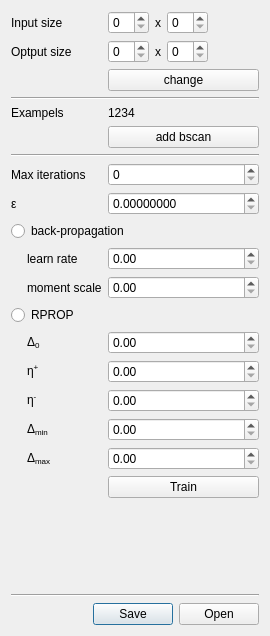
neurodial/OCT-Marker, file ui/marker_segmentation_nn.ui: the form before one commit.
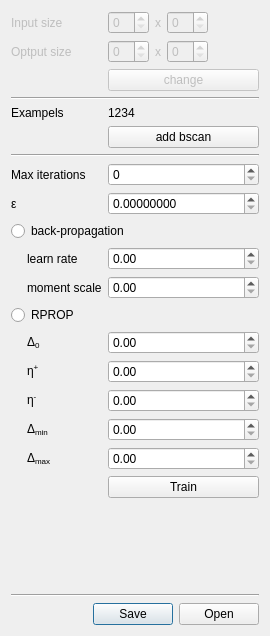
The form after the commit.

The edit to the form file:
```diff
--- a/ui/marker_segmentation_nn.ui
+++ b/ui/marker_segmentation_nn.ui
@@ -217,6 +217,9 @@
    </item>
    <item row="1" column="0" colspan="2">
     <widget class="QLabel" name="label_25">
+     <property name="enabled">
+      <bool>false</bool>
+     </property>
      <property name="text">
       <string>Optput size</string>
      </property>
@@ -224,6 +227,9 @@
    </item>
    <item row="2" column="2">
     <widget class="QPushButton" name="pushButton_3">
+     <property name="enabled">
+      <bool>false</bool>
+     </property>
      <property name="text">
       <string>change</string>
      </property>
@@ -231,6 +237,9 @@
    </item>
    <item row="0" column="0" colspan="2">
     <widget class="QLabel" name="label_24">
+     <property name="enabled">
+      <bool>false</bool>
+     </property>
      <property name="text">
       <string>Input size</string>
      </property>
@@ -246,17 +255,28 @@
    <item row="0" column="2">
     <layout class="QHBoxLayout" name="horizontalLayout_6">
      <item>
-      <widget class="QSpinBox" name="spinBox_2"/>
+      <widget class="QSpinBox" name="spinBox_2">
+       <property name="enabled">
+        <bool>false</bool>
+       </property>
+      </widget>
      </item>
      <item>
       <widget class="QLabel" name="label_26">
+       <property name="enabled">
+        <bool>false</bool>
+       </property>
        <property name="text">
         <string>x</string>
        </property>
       </widget>
      </item>
      <item>
-      <widget class="QSpinBox" name="spinBox_3"/>
+      <widget class="QSpinBox" name="spinBox_3">
+       <property name="enabled">
+        <bool>false</bool>
+       </property>
+      </widget>
      </item>
      <item>
       <spacer name="horizontalSpacer_12">
@@ -276,17 +296,28 @@
    <item row="1" column="2">
     <layout class="QHBoxLayout" name="horizontalLayout_8">
      <item>
-      <widget class="QSpinBox" name="spinBox_5"/>
+      <widget class="QSpinBox" name="spinBox_5">
+       <property name="enabled">
+        <bool>false</bool>
+       </property>
+      </widget>
      </item>
      <item>
       <widget class="QLabel" name="label_27">
+       <property name="enabled">
+        <bool>false</bool>
+       </property>
        <property name="text">
         <string>x</string>
        </property>
       </widget>
      </item>
      <item>
-      <widget class="QSpinBox" name="spinBox_4"/>
+      <widget class="QSpinBox" name="spinBox_4">
+       <property name="enabled">
+        <bool>false</bool>
+       </property>
+      </widget>
      </item>
      <item>
       <spacer name="horizontalSpacer_13">
```
Left out of the diff: 2 changed lines with no effect on the pictures.
